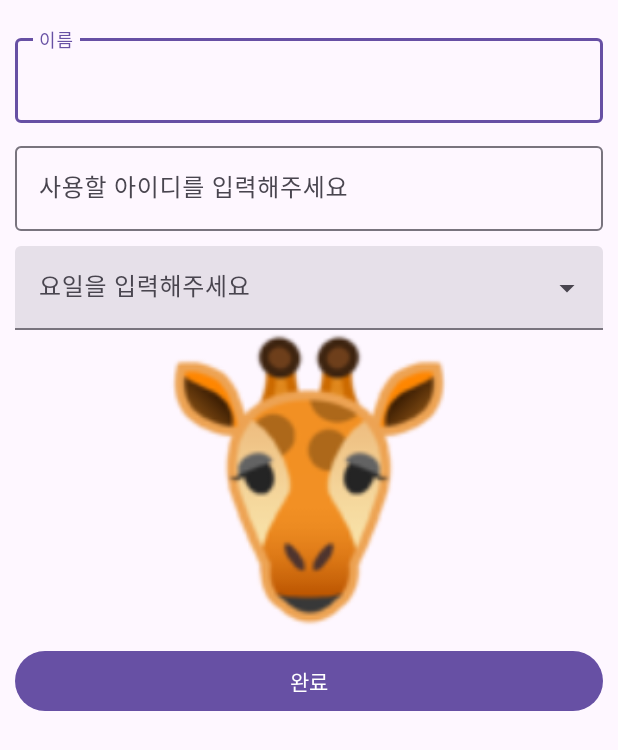
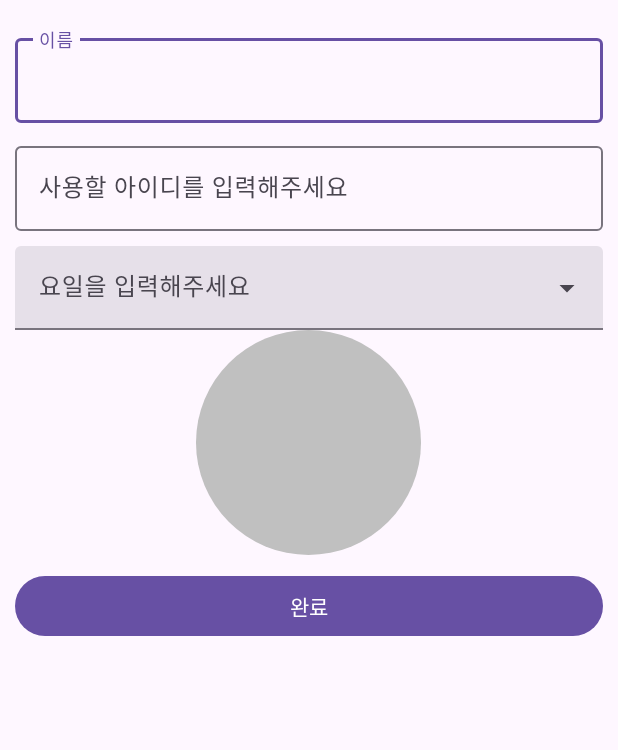
Before and after one commit to ayz1070/YeoMinRakAndroid, an Android app: the screen it shows after launch (InputUserInfoActivity), on a phone screen of 412 x 824 dp. Shown: the top 750 px of the screen. Run offline under Robolectric (Android 15) with nearby library versions, the phone set to English and light mode, and no system bars.

Commit message:
activity_input_user_info.xml, 프로필 ImageView 설정

```diff
--- /dev/null
+++ b/app/src/main/res/drawable/profile_image_background.xml
@@ -0,0 +1,4 @@
+<shape xmlns:android="http://schemas.android.com/apk/res/android">
+    <solid android:color="#C0C0C0" /> <!-- 배경 색상을 원하는 색으로 변경하세요 -->
+    <corners android:radius="75dp" /> <!-- 원하는 둥근 정도를 radius 값으로 조정하세요 -->
+</shape>
--- a/app/src/main/res/layout/activity_input_user_info.xml
+++ b/app/src/main/res/layout/activity_input_user_info.xml
@@ -50,9 +50,11 @@
 
     <ImageView
         android:id="@+id/imageViewProfileInputUser"
-        android:layout_width="match_parent"
-        android:layout_height="200dp"
-        app:srcCompat="@drawable/giraffe" />
+        android:layout_width="150dp"
+        android:layout_height="150dp"
+        android:layout_gravity="center"
+        android:background="@drawable/profile_image_background"
+        android:scaleType="centerCrop" />
 
     <Button
         android:id="@+id/buttonCompleteInputUser"
```
